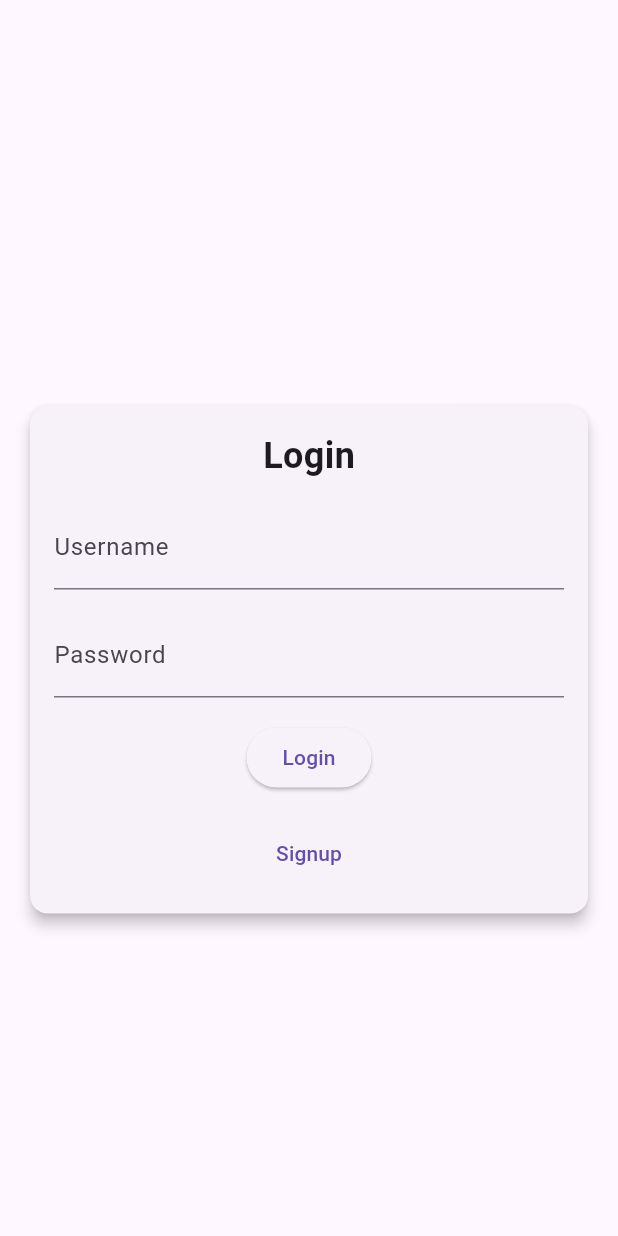
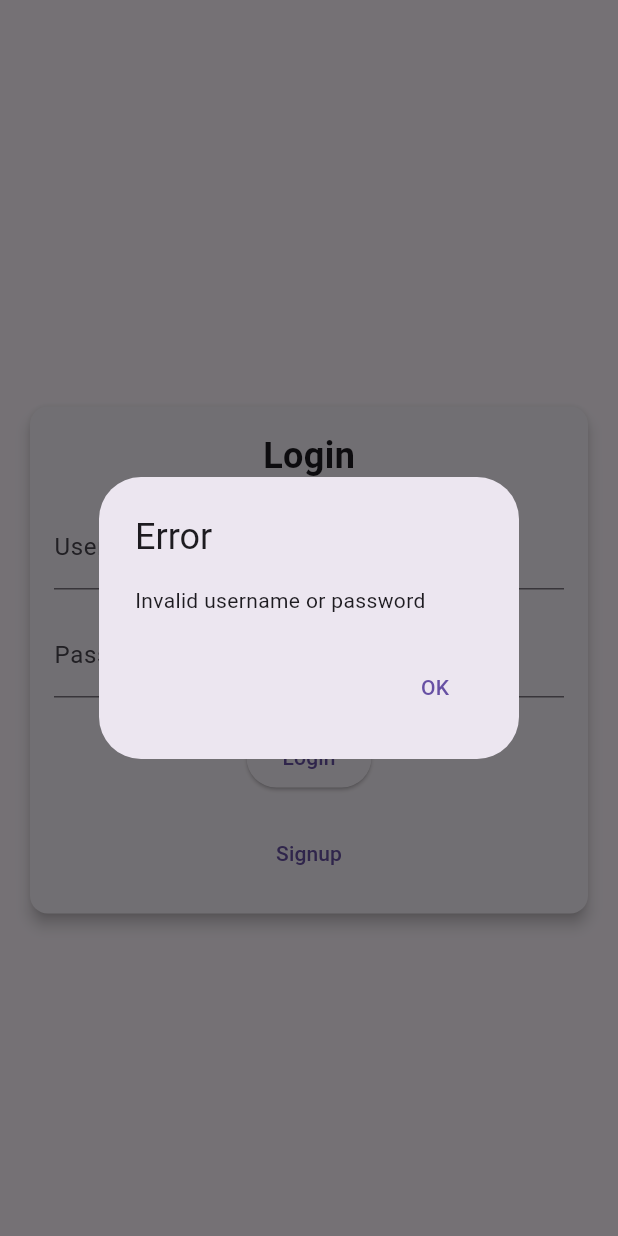
Before and after one commit to johntheajs/movie_bazzar, a Flutter app: the screen it shows after launch, after a tap on "Login", on a phone screen of 412 x 824 dp. Run offline on Flutter 3.47's test engine with Material 3 defaults, Android fonts, the light colour scheme and no system bars; our stand-ins replace sqflite; accounts and stored records are empty.

Commit message:
User sqllite intergrated

```diff
--- /dev/null
+++ b/lib/dao/user_dao.dart
@@ -0,0 +1,31 @@
+import 'package:sqflite/sqflite.dart';
+import 'package:letterboxd_clone/models/user_model.dart';
+import 'package:letterboxd_clone/helpers/database_helper.dart';
+
+class UserDao {
+  final Future<Database> _database = DatabaseHelper.database;
+
+  Future<int> insertUser(User user) async {
+    final db = await _database;
+    return await db.insert('users', user.toMap());
+  }
+
+  Future<User?> getUserByUsername(String username) async {
+    final db = await _database;
+    final List<Map<String, dynamic>> maps = await db.query(
+      'users',
+      where: 'username = ?',
+      whereArgs: [username],
+    );
+
+    if (maps.isNotEmpty) {
+      return User(
+        id: maps[0]['id'],
+        username: maps[0]['username'],
+        password: maps[0]['password'],
+      );
+    }
+
+    return null;
+  }
+}
--- /dev/null
+++ b/lib/helpers/database_helper.dart
@@ -0,0 +1,53 @@
+import 'package:sqflite/sqflite.dart';
+import 'package:path/path.dart';
+
+class DatabaseHelper {
+  static Database? _database;
+
+  static Future<Database> get database async {
+    if (_database != null) return _database!;
+
+    _database = await initDatabase();
+    return _database!;
+  }
+
+  static Future<Database> initDatabase() async {
+    return openDatabase(
+      join(await getDatabasesPath(), 'movie_bazaar.db'),
+      onCreate: (db, version) async {
+        await db.execute('''
+          CREATE TABLE users(
+            id INTEGER PRIMARY KEY AUTOINCREMENT,
+            username TEXT,
+            password TEXT
+          )
+        ''');
+
+        await db.execute('''
+          CREATE TABLE movie_watchlist(
+            id INTEGER PRIMARY KEY AUTOINCREMENT,
+            userId INTEGER,
+            title TEXT,
+            year INTEGER,
+            genre TEXT,
+            FOREIGN KEY(userId) REFERENCES users(id)
+          )
+        ''');
+
+        await db.execute('''
+          CREATE TABLE movies(
+            id INTEGER PRIMARY KEY AUTOINCREMENT,
+            userId INTEGER,
+            title TEXT,
+            year INTEGER,
+            rating REAL,
+            genre TEXT,
+            description TEXT,
+            FOREIGN KEY(userId) REFERENCES users(id)
+          )
+        ''');
+      },
+      version: 1,
+    );
+  }
+}
--- a/lib/main.dart
+++ b/lib/main.dart
@@ -1,9 +1,9 @@
 import 'package:flutter/material.dart';
-import 'package:shared_preferences/shared_preferences.dart';
-// import 'dart:async';
+import 'package:sqflite/sqflite.dart';
 
-// import 'package:sqflite/sqflite.dart';
-
+// Import User model and UserDAO
+import 'models/user_model.dart';
+import '../dao/user_dao.dart';
 void main() {
   runApp(const MyApp());
 }
@@ -22,6 +22,7 @@ class MyApp extends StatelessWidget {
   }
 }
 
+
 class LoginPage extends StatefulWidget {
   @override
   _LoginPageState createState() => _LoginPageState();
@@ -32,6 +33,9 @@ class _LoginPageState extends State<LoginPage> {
   TextEditingController _usernameController = TextEditingController();
   TextEditingController _passwordController = TextEditingController();
   TextEditingController _reEnterPasswordController = TextEditingController();
+
+  // Instantiate UserDAO
+  final UserDao _userDAO = UserDao();
 
   @override
   Widget build(BuildContext context) {
@@ -58,7 +62,6 @@ Widget build(BuildContext context) {
       ),
     );
   }
-
 
   List<Widget> _buildLoginForm() {
     return [
@@ -154,16 +157,12 @@ List<Widget> _buildSignupForm() {
     ];
   }
 
-
   Future<void> _performLogin() async {
-    SharedPreferences prefs = await SharedPreferences.getInstance();
     String username = _usernameController.text;
     String password = _passwordController.text;
-    String? savedPassword = prefs.getString(username);
-    if (savedPassword == null || savedPassword != password) {
-      // Show error message
-      return;
-    }
+    // Retrieve user from database by username
+    User? user = await _userDAO.getUserByUsername(username);
+    if (user != null && user.password == password) {
       // Navigate to MainPage if login successful
       Navigator.pushReplacement(
         context,
@@ -171,25 +170,82 @@ List<Widget> _buildSignupForm() {
           builder: (context) => MainPage(),
         ),
       );
+    } else {
+      // Show error message
+      _showErrorMessage('Invalid username or password');
+    }
   }
 
   Future<void> _performSignup() async {
-    SharedPreferences prefs = await SharedPreferences.getInstance();
   String username = _usernameController.text;
   String password = _passwordController.text;
   String reEnterPassword = _reEnterPasswordController.text;
+
   if (password != reEnterPassword) {
     // Show error message
+    _showErrorMessage('Passwords do not match');
     return;
   }
-    await prefs.setString(username, password);
+
+  // Check if the username is already taken
+  User? existingUser = await _userDAO.getUserByUsername(username);
+  if (existingUser != null) {
+    // Show error message
+    _showErrorMessage('Username already exists');
+    return;
+  }
+
+  // Insert new user into the database
+  User newUser = User(username: username, password: password);
+  await _userDAO.insertUser(newUser);
+
   // Navigate to LoginPage after successful signup
   setState(() {
     _isLoginMode = true;
   });
+  _showSuccessMessage('Signup successful! Please login.');
+}
+
+  void _showErrorMessage(String message) {
+    showDialog(
+      context: context,
+      builder: (BuildContext context) {
+        return AlertDialog(
+          title: Text('Error'),
+          content: Text(message),
+          actions: <Widget>[
+            TextButton(
+              onPressed: () {
+                Navigator.of(context).pop();
+              },
+              child: Text('OK'),
+            ),
+          ],
+        );
+      },
+    );
+  }
+
+  void _showSuccessMessage(String message) {
+    showDialog(
+      context: context,
+      builder: (BuildContext context) {
+        return AlertDialog(
+          title: Text('Success'),
+          content: Text(message),
+          actions: <Widget>[
+            TextButton(
+              onPressed: () {
+                Navigator.of(context).pop();
+              },
+              child: Text('OK'),
+            ),
+          ],
+        );
+      },
+    );
   }
 }
-
 
 class MainPage extends StatelessWidget {
   @override
--- /dev/null
+++ b/lib/models/movie_model.dart
@@ -0,0 +1,43 @@
+class Movie {
+  int id;
+  int userId; // Foreign key referencing User
+  String title;
+  int year;
+  double rating;
+  String genre;
+  String description;
+
+  Movie({
+    required this.id,
+    required this.userId,
+    required this.title,
+    required this.year,
+    required this.rating,
+    required this.genre,
+    required this.description,
+  });
+
+  factory Movie.fromMap(Map<String, dynamic> map) {
+    return Movie(
+      id: map['id'],
+      userId: map['userId'],
+      title: map['title'],
+      year: map['year'],
+      rating: map['rating'],
+      genre: map['genre'],
+      description: map['description'],
+    );
+  }
+
+  Map<String, dynamic> toMap() {
+    return {
+      'id': id,
+      'userId': userId,
+      'title': title,
+      'year': year,
+      'rating': rating,
+      'genre': genre,
+      'description': description,
+    };
+  }
+}
--- /dev/null
+++ b/lib/models/user_model.dart
@@ -0,0 +1,21 @@
+class User {
+  int? id; // Make id nullable
+
+  final String username;
+  final String password;
+
+  User({
+    this.id, // Make id optional
+    required this.username,
+    required this.password,
+  });
+
+  // Add a method to convert User object to a map
+  Map<String, dynamic> toMap() {
+    return {
+      'id': id, // Include id in the map
+      'username': username,
+      'password': password,
+    };
+  }
+}
```
Also changed, not shown: lib/dao/movie_dao.dart (added, +37 -0 lines), lib/dao/movie_watchlist_dao.dart (added, +37 -0 lines), lib/models/movie_watchlist_model.dart (added, +37 -0 lines). Lines whose indentation alone changed are shown as unchanged.
